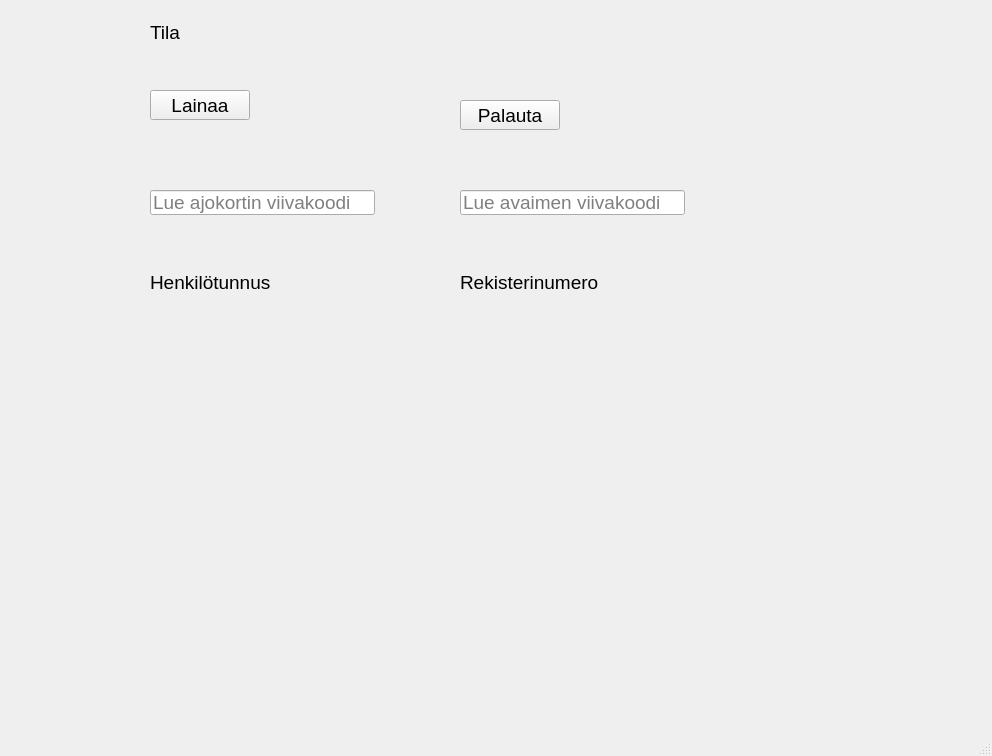
First picture: the form in lainaaja.ui, repository Sandrowue/Autolainaus, before the edit.
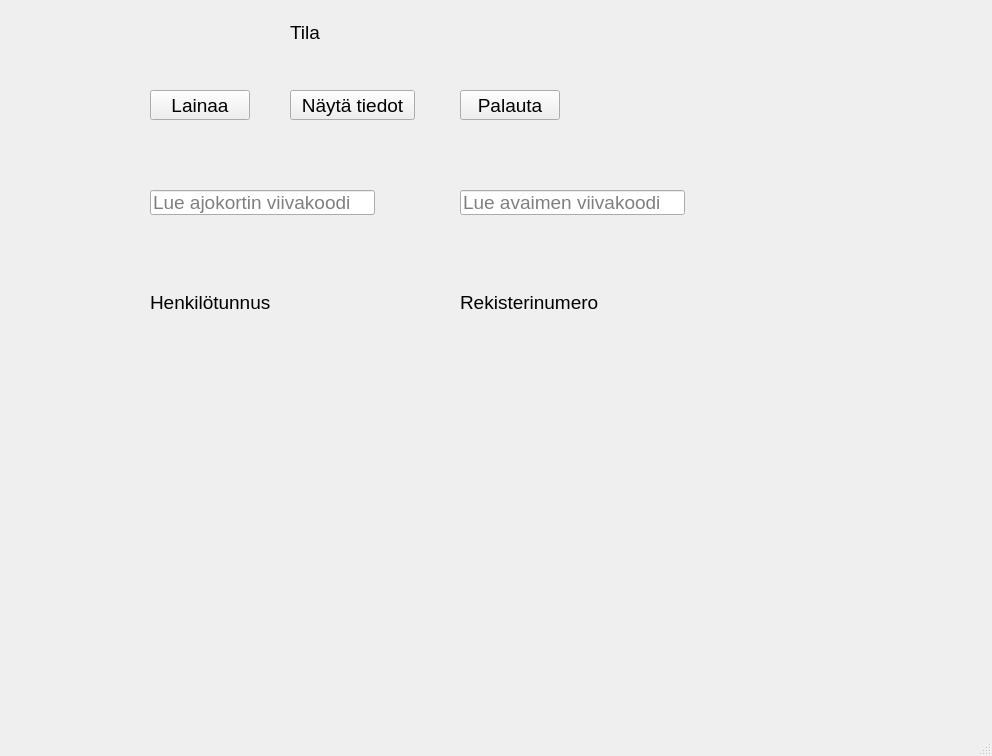
Second picture: the form after the edit.

Commit message: lainaajan käyttöliittymän muutokset

What changed in the file:
```diff
--- a/lainaaja.ui
+++ b/lainaaja.ui
@@ -36,7 +36,7 @@
     <property name="geometry">
      <rect>
       <x>460</x>
-      <y>100</y>
+      <y>90</y>
       <width>100</width>
       <height>30</height>
      </rect>
@@ -54,7 +54,7 @@
     <property name="geometry">
      <rect>
       <x>150</x>
-      <y>270</y>
+      <y>290</y>
       <width>150</width>
       <height>25</height>
      </rect>
@@ -72,7 +72,7 @@
     <property name="geometry">
      <rect>
       <x>460</x>
-      <y>270</y>
+      <y>290</y>
       <width>150</width>
       <height>25</height>
      </rect>
@@ -125,9 +125,9 @@
    <widget class="QLabel" name="tilaLabel">
     <property name="geometry">
      <rect>
-      <x>150</x>
+      <x>290</x>
       <y>20</y>
-      <width>150</width>
+      <width>175</width>
       <height>25</height>
      </rect>
     </property>
@@ -140,6 +140,24 @@
      <string>Tila</string>
     </property>
    </widget>
+   <widget class="QPushButton" name="naytaTiedotPushButton">
+    <property name="geometry">
+     <rect>
+      <x>290</x>
+      <y>90</y>
+      <width>125</width>
+      <height>30</height>
+     </rect>
+    </property>
+    <property name="font">
+     <font>
+      <pointsize>14</pointsize>
+     </font>
+    </property>
+    <property name="text">
+     <string>Näytä tiedot</string>
+    </property>
+   </widget>
   </widget>
   <widget class="QMenuBar" name="menubar">
    <property name="geometry">
```
Left out of the diff: 4 changed lines with no effect on the pictures.
